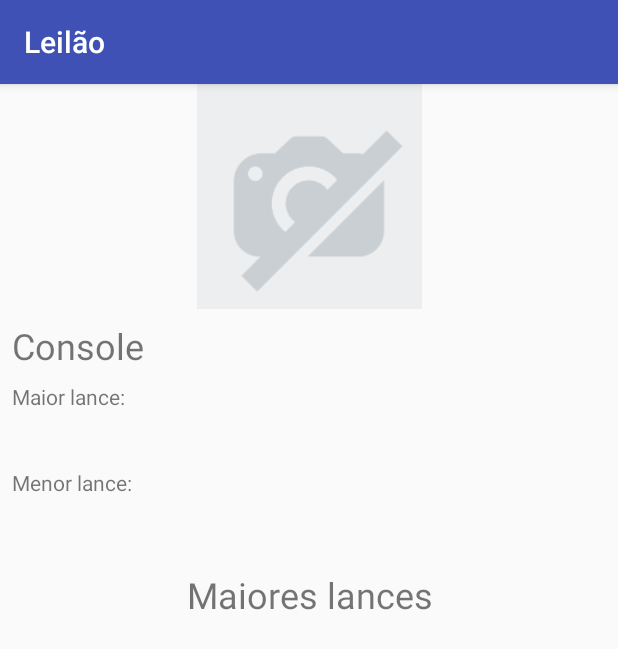
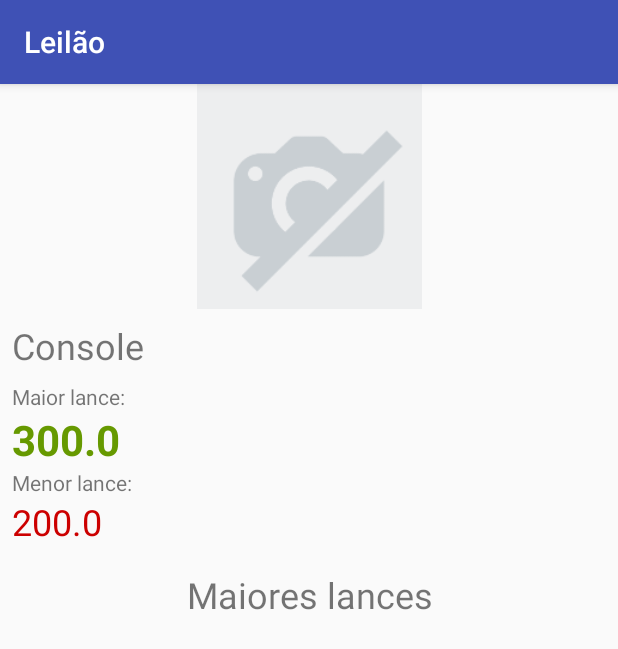
Before and after one commit to dofukuhara/Alura, an Android app: the screen it shows after launch (LancesLeilaoActivity), after a tap on "Console", on a phone screen of 412 x 824 dp. Shown: the top 649 px of the screen. Run offline under Robolectric (Android 15) with nearby library versions, the phone set to English and light mode, and no system bars.

Commit message:
[AutoTest][Leilao] Finished Class #1
  - Initial implementation of Leilao features:
    - Get higher and lower bids from the Auction
    - Show the higher bid value in Auction List
    - Display the Higher and the Lower bid values
      in the Auction Details screen

Signed-off-by: Douglas Fukuhara <dofukuhara@gmail.com>

```diff
--- a/Leilao/app/src/main/java/br/com/alura/leilao/model/Lance.java
+++ b/Leilao/app/src/main/java/br/com/alura/leilao/model/Lance.java
@@ -12,4 +12,8 @@ public class Lance implements Serializable {
         this.valor = valor;
     }
 
+    public double getMaiorValor() {
+        return this.valor;
+    }
+
 }
--- a/Leilao/app/src/main/java/br/com/alura/leilao/model/Leilao.java
+++ b/Leilao/app/src/main/java/br/com/alura/leilao/model/Leilao.java
@@ -8,14 +8,34 @@ public class Leilao implements Serializable {
 
     private final String descricao;
     private final List<Lance> lances;
+    private double maiorLance = Double.NEGATIVE_INFINITY;
+    private double menorLance = Double.POSITIVE_INFINITY;
 
     public Leilao(String descricao) {
         this.descricao = descricao;
         this.lances = new ArrayList<>();
     }
 
+    public double getMaiorLance() {
+        return this.maiorLance;
+    }
+
+    public double getMenorLance() {
+        return this.menorLance;
+    }
+
     public String getDescricao() {
         return descricao;
     }
 
+    public void propoe(Lance lance) {
+        double valorLance = lance.getMaiorValor();
+        if (valorLance > maiorLance) {
+            maiorLance = valorLance;
+        }
+
+        if (valorLance < menorLance) {
+            menorLance = valorLance;
+        }
+    }
 }
--- a/Leilao/app/src/main/java/br/com/alura/leilao/ui/activity/LancesLeilaoActivity.java
+++ b/Leilao/app/src/main/java/br/com/alura/leilao/ui/activity/LancesLeilaoActivity.java
@@ -21,6 +21,11 @@ public class LancesLeilaoActivity extends AppCompatActivity {
             Leilao leilao = (Leilao) dadosRecebidos.getSerializableExtra("leilao");
             TextView descricao = findViewById(R.id.lances_leilao_descricao);
             descricao.setText(leilao.getDescricao());
+
+            TextView maiorLance = findViewById(R.id.lances_leilao_maior_lance);
+            maiorLance.setText(String.valueOf(leilao.getMaiorLance()));
+            TextView menorLance = findViewById(R.id.lances_leilao_menor_lance);
+            menorLance.setText(String.valueOf(leilao.getMenorLance()));
         }
     }
 }
--- a/Leilao/app/src/main/java/br/com/alura/leilao/ui/activity/ListaLeilaoActivity.java
+++ b/Leilao/app/src/main/java/br/com/alura/leilao/ui/activity/ListaLeilaoActivity.java
@@ -10,7 +10,9 @@ import java.util.Arrays;
 import java.util.List;
 
 import br.com.alura.leilao.R;
+import br.com.alura.leilao.model.Lance;
 import br.com.alura.leilao.model.Leilao;
+import br.com.alura.leilao.model.Usuario;
 import br.com.alura.leilao.ui.recyclerview.adapter.ListaLeilaoAdapter;
 
 public class ListaLeilaoActivity extends AppCompatActivity {
@@ -34,6 +36,8 @@ public class ListaLeilaoActivity extends AppCompatActivity {
 
     private List<Leilao> leiloesDeExemplo() {
         Leilao console = new Leilao("Console");
+        console.propoe(new Lance(new Usuario("Alex"), 200.0));
+        console.propoe(new Lance(new Usuario("Fran"), 300.0));
         return new ArrayList<>(Arrays.asList(
                 console
         ));
--- a/Leilao/app/src/main/java/br/com/alura/leilao/ui/recyclerview/adapter/ListaLeilaoAdapter.java
+++ b/Leilao/app/src/main/java/br/com/alura/leilao/ui/recyclerview/adapter/ListaLeilaoAdapter.java
@@ -49,11 +49,13 @@ public class ListaLeilaoAdapter extends RecyclerView.Adapter<ListaLeilaoAdapter.
     class ViewHolder extends RecyclerView.ViewHolder {
 
         private final TextView descricao;
+        private final TextView maiorLance;
         private Leilao leilao;
 
         ViewHolder(View itemView) {
             super(itemView);
             descricao = itemView.findViewById(R.id.item_leilao_descricao);
+            maiorLance = itemView.findViewById(R.id.item_leilao_maior_lance);
             itemView.setOnClickListener(new View.OnClickListener() {
                 @Override
                 public void onClick(View v) {
@@ -65,6 +67,7 @@ public class ListaLeilaoAdapter extends RecyclerView.Adapter<ListaLeilaoAdapter.
         void vincula(Leilao leilao) {
             this.leilao = leilao;
             descricao.setText(leilao.getDescricao());
+            maiorLance.setText(String.valueOf(leilao.getMaiorLance()));
         }
 
     }
```
